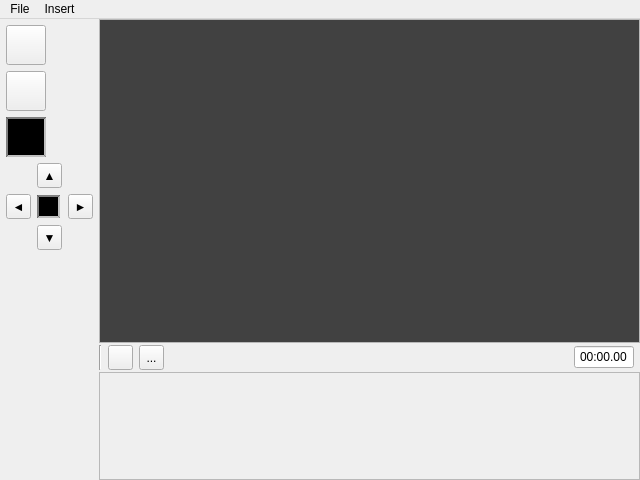
Qt form mainwindow.ui (RickWhitefreeze/UI_cs383_goofy-lights) before a commit.
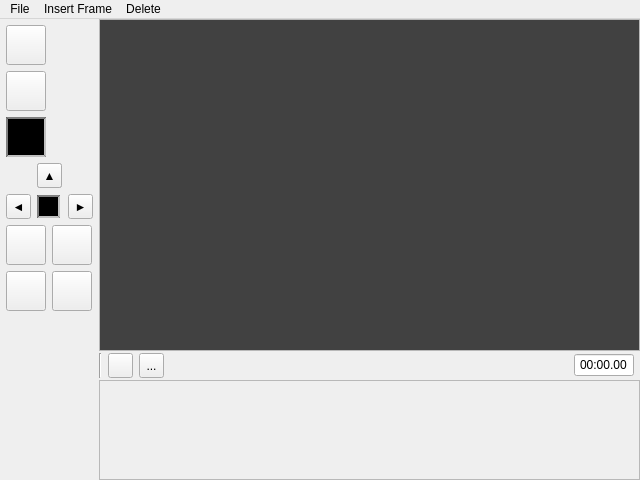
The same form after that commit. Icons and pictures are not drawn.

Commit message:
Frames so many frames (#16)
* New frames can be inserted anywhere, add delete frame functionality

* Added buttons for insert before, after, and delete

* Added insert frame copy and icon images for new buttons

* Added tool tips

Patch:
```diff
--- a/mainwindow.ui
+++ b/mainwindow.ui
@@ -29,7 +29,7 @@
      <verstretch>0</verstretch>
     </sizepolicy>
    </property>
-   <layout class="QGridLayout" name="gridLayout" rowstretch="12,1,4" columnstretch="0,0">
+   <layout class="QGridLayout" name="gridLayout">
     <property name="leftMargin">
      <number>0</number>
     </property>
@@ -76,8 +76,10 @@
         <rect>
          <x>0</x>
          <y>0</y>
-         <width>533</width>
-         <height>104</height>
+
+         <width>535</width>
+         <height>85</height>
+
         </rect>
        </property>
        <layout class="QHBoxLayout" name="horizontalLayout_2">
@@ -254,8 +256,52 @@
       </item>
      </layout>
     </item>
+    <item row="0" column="1">
+     <widget class="QScrollArea" name="canvasView">
+      <property name="widgetResizable">
+       <bool>true</bool>
+      </property>
+      <widget class="QWidget" name="canvasArea">
+       <property name="geometry">
+        <rect>
+         <x>0</x>
+         <y>0</y>
+         <width>535</width>
+         <height>334</height>
+        </rect>
+       </property>
+       <property name="styleSheet">
+        <string notr="true">background-color: rgb(65, 65, 65);</string>
+       </property>
+       <layout class="QGridLayout" name="gridLayout_2">
+        <property name="leftMargin">
+         <number>6</number>
+        </property>
+        <property name="topMargin">
+         <number>6</number>
+        </property>
+        <property name="rightMargin">
+         <number>6</number>
+        </property>
+        <property name="bottomMargin">
+         <number>6</number>
+        </property>
+        <property name="spacing">
+         <number>0</number>
+        </property>
+        <item row="0" column="1">
+         <layout class="QGridLayout" name="canvas">
+          <property name="spacing">
+           <number>1</number>
+          </property>
+         </layout>
+        </item>
+       </layout>
+      </widget>
+     </widget>
+    </item>
     <item row="0" column="0">
-     <layout class="QVBoxLayout" name="verticalLayout">
+     <layout class="QGridLayout" name="gridLayout_8">
       <property name="sizeConstraint">
        <enum>QLayout::SetDefaultConstraint</enum>
       </property>
@@ -337,7 +383,20 @@
         </property>
        </widget>
       </item>
-      <item>
+      <item row="6" column="0">
+       <spacer name="verticalSpacer">
+        <property name="orientation">
+         <enum>Qt::Vertical</enum>
+        </property>
+        <property name="sizeHint" stdset="0">
+         <size>
+          <width>20</width>
+          <height>40</height>
+         </size>
+        </property>
+       </spacer>
+      </item>
+      <item row="3" column="0">
        <layout class="QGridLayout" name="gridLayout_4">
         <item row="0" column="2">
          <widget class="QToolButton" name="buttonUp">
@@ -358,8 +417,9 @@
           </property>
          </widget>
         </item>
-        <item row="2" column="2">
-         <widget class="QToolButton" name="buttonDown">
+
+        <item row="0" column="2">
+         <widget class="QToolButton" name="buttonUp">
           <property name="minimumSize">
            <size>
             <width>25</width>
@@ -373,7 +433,8 @@
            </size>
           </property>
           <property name="text">
-           <string>▼</string>
+
+           <string>▲</string>
           </property>
          </widget>
         </item>
@@ -428,18 +489,113 @@
         </item>
        </layout>
       </item>
-      <item>
-       <spacer name="verticalSpacer">
-        <property name="orientation">
-         <enum>Qt::Vertical</enum>
-        </property>
-        <property name="sizeHint" stdset="0">
-         <size>
-          <width>20</width>
-          <height>40</height>
-         </size>
-        </property>
-       </spacer>
+      <item row="5" column="0">
+       <layout class="QGridLayout" name="gridLayout_11">
+        <item row="1" column="1">
+         <widget class="QPushButton" name="insertBefore">
+          <property name="minimumSize">
+           <size>
+            <width>40</width>
+            <height>40</height>
+           </size>
+          </property>
+          <property name="maximumSize">
+           <size>
+            <width>40</width>
+            <height>40</height>
+           </size>
+          </property>
+          <property name="toolTip">
+           <string>Insert frame before</string>
+          </property>
+          <property name="text">
+           <string/>
+          </property>
+          <property name="icon">
+           <iconset resource="resources.qrc">
+            <normaloff>:/images/icons/insertBefore.png</normaloff>:/images/icons/insertBefore.png</iconset>
+          </property>
+         </widget>
+        </item>
+        <item row="1" column="0">
+         <widget class="QPushButton" name="insertAfter">
+          <property name="minimumSize">
+           <size>
+            <width>40</width>
+            <height>40</height>
+           </size>
+          </property>
+          <property name="maximumSize">
+           <size>
+            <width>40</width>
+            <height>40</height>
+           </size>
+          </property>
+          <property name="toolTip">
+           <string>Insert frame after</string>
+          </property>
+          <property name="text">
+           <string/>
+          </property>
+          <property name="icon">
+           <iconset resource="resources.qrc">
+            <normaloff>:/images/icons/insertAfter.png</normaloff>:/images/icons/insertAfter.png</iconset>
+          </property>
+         </widget>
+        </item>
+        <item row="2" column="0">
+         <widget class="QPushButton" name="deleteFrameButton">
+          <property name="minimumSize">
+           <size>
+            <width>40</width>
+            <height>40</height>
+           </size>
+          </property>
+          <property name="maximumSize">
+           <size>
+            <width>40</width>
+            <height>40</height>
+           </size>
+          </property>
+          <property name="toolTip">
+           <string>Delete frame</string>
+          </property>
+          <property name="text">
+           <string/>
+          </property>
+          <property name="icon">
+           <iconset resource="resources.qrc">
+            <normaloff>:/images/icons/delete.png</normaloff>:/images/icons/delete.png</iconset>
+          </property>
+         </widget>
+        </item>
+        <item row="2" column="1">
+         <widget class="QPushButton" name="copyFrame">
+          <property name="minimumSize">
+           <size>
+            <width>40</width>
+            <height>40</height>
+           </size>
+          </property>
+          <property name="maximumSize">
+           <size>
+            <width>40</width>
+            <height>40</height>
+           </size>
+          </property>
+          <property name="toolTip">
+           <string>Add copy of frame</string>
+          </property>
+          <property name="text">
+           <string/>
+          </property>
+          <property name="icon">
+           <iconset resource="resources.qrc">
+            <normaloff>:/images/icons/copy.png</normaloff>:/images/icons/copy.png</iconset>
+          </property>
+         </widget>
+        </item>
+       </layout>
       </item>
      </layout>
     </item>
@@ -466,12 +622,21 @@
    </widget>
    <widget class="QMenu" name="menuInsert">
     <property name="title">
-     <string>Insert</string>
+     <string>Insert Frame</string>
     </property>
-    <addaction name="actionNew_Frame"/>
+    <addaction name="actionInsert_After"/>
+    <addaction name="actionInsert_Before"/>
+    <addaction name="actionInsert_Copy"/>
+   </widget>
+   <widget class="QMenu" name="menuDelete">
+    <property name="title">
+     <string>Delete</string>
+    </property>
+    <addaction name="actionDelete_Frame"/>
    </widget>
    <addaction name="menuFile"/>
    <addaction name="menuInsert"/>
+   <addaction name="menuDelete"/>
   </widget>
   <action name="actionMenuOpen">
    <property name="text">
```
Left out of the diff: 70 changed lines with no effect on the pictures. The commit also changes 7 other files.
